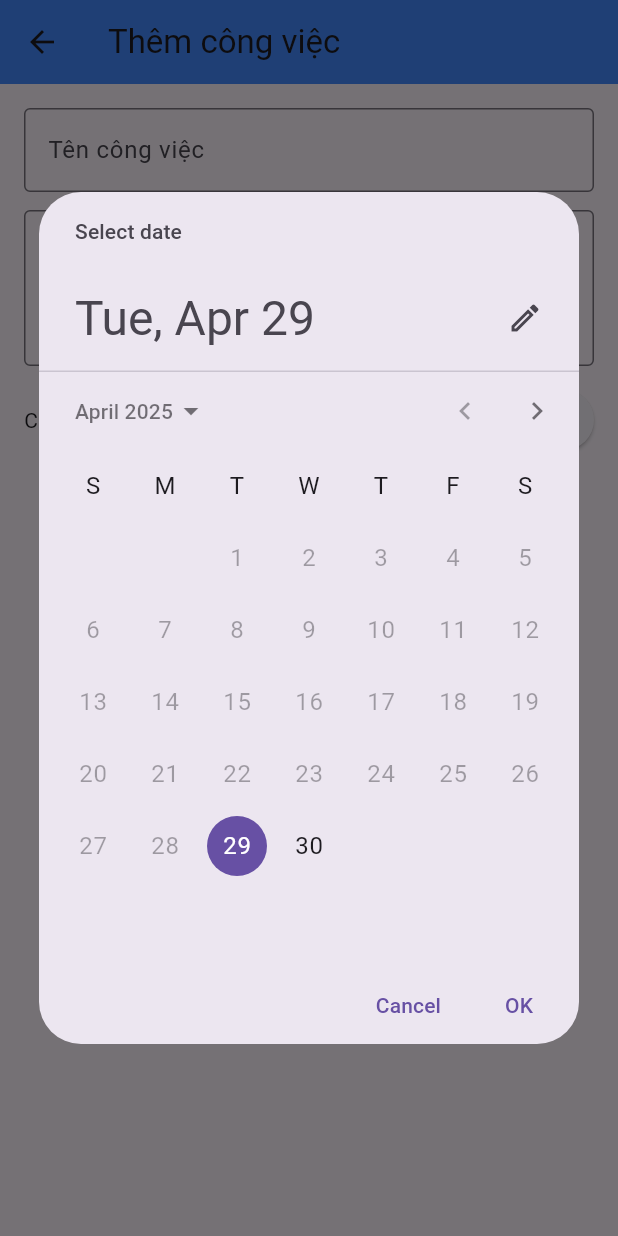
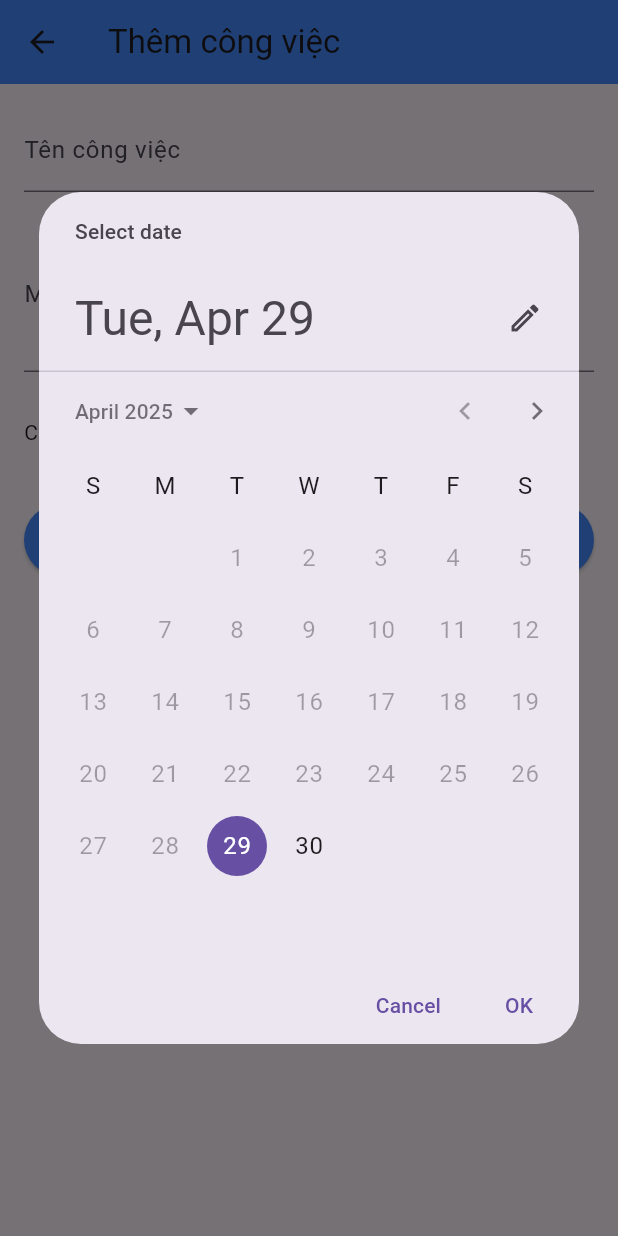
Before and after one commit to HoaiTruong96/baitaplon, a Flutter app: the AddTaskPage screen opened directly, after a tap on "Chọn thời gian", on a phone screen of 412 x 824 dp. Run offline on Flutter 3.47's test engine with Material 3 defaults, Android fonts, the phone set to English and light mode, and no system bars; our stand-ins replace flutter_local_notifications, supabase_flutter, timezone; accounts and stored records are empty.

Commit message:
chỉnh sửa giao diện, thêm chức năng

```diff
--- a/lib/Task.dart
+++ b/lib/Task.dart
@@ -1,35 +1,36 @@
 class Task {
-  final int? id;
-  final String title;
-  final String? description;
-  final DateTime? dueDateTime;
+  int? id;
+  String title;
+  String? description;
+  DateTime? dueDateTime;
+  bool isCompleted;  // Trường này giúp theo dõi trạng thái hoàn thành
 
   Task({
     this.id,
     required this.title,
     this.description,
     this.dueDateTime,
+    this.isCompleted = false,  // Mặc định là chưa hoàn thành
   });
 
-  // Tạo đối tượng Task từ JSON (map Supabase trả về)
-  factory Task.fromMap(Map<String, dynamic> map) {
+  // Cập nhật phương thức toMap() để lưu trạng thái vào cơ sở dữ liệu
+  Map<String, dynamic> toMap() {
+    return {
+      'title': title,
+      'description': description,
+      'due_date_time': dueDateTime?.toIso8601String(),
+      'is_completed': isCompleted ? 1 : 0,  // Lưu trạng thái isCompleted vào cơ sở dữ liệu
+    };
+  }
+
+  // Phương thức từ cơ sở dữ liệu để tạo Task
+  static Task fromMap(Map<String, dynamic> map) {
     return Task(
-      id: map['id'] as int?,
-      title: map['title'] as String,
-      description: map['description'] as String?,
-      dueDateTime: map['dueDateTime'] != null
-          ? DateTime.parse(map['dueDateTime'])
-          : null,
+      id: map['id'],
+      title: map['title'],
+      description: map['description'],
+      dueDateTime: DateTime.tryParse(map['due_date_time']),
+      isCompleted: map['is_completed'] == 1,  // Đọc trạng thái hoàn thành từ cơ sở dữ liệu
     );
   }
-
-  // Chuyển đối tượng Task thành Map để gửi lên Supabase
-  Map<String, dynamic> toMap() {
-    return {
-      'id': id,
-      'title': title,
-      'description': description,
-      'dueDateTime': dueDateTime?.toIso8601String(),
-    };
-  }
 }
--- a/lib/addtask_page.dart
+++ b/lib/addtask_page.dart
@@ -2,120 +2,122 @@ import 'package:flutter/material.dart';
 import 'Task.dart';
 
 class AddTaskPage extends StatefulWidget {
-  const AddTaskPage({super.key});
+  final Task? existingTask;
+
+  const AddTaskPage({super.key, this.existingTask});
 
   @override
   State<AddTaskPage> createState() => _AddTaskPageState();
 }
 
 class _AddTaskPageState extends State<AddTaskPage> {
+  final _formKey = GlobalKey<FormState>();
   final TextEditingController _titleController = TextEditingController();
   final TextEditingController _descriptionController = TextEditingController();
   DateTime? _selectedDateTime;
 
-  void _pickDateTime() async {
-    final DateTime? date = await showDatePicker(
+  @override
+  void initState() {
+    super.initState();
+    if (widget.existingTask != null) {
+      _titleController.text = widget.existingTask!.title;
+      _descriptionController.text = widget.existingTask!.description ?? '';
+      _selectedDateTime = widget.existingTask!.dueDateTime;
+    }
+  }
+
+  @override
+  void dispose() {
+    _titleController.dispose();
+    _descriptionController.dispose();
+    super.dispose();
+  }
+
+  Future<void> _pickDateTime() async {
+    final date = await showDatePicker(
       context: context,
-      initialDate: DateTime.now().add(const Duration(minutes: 1)),
+      initialDate: _selectedDateTime ?? DateTime.now(),
       firstDate: DateTime.now(),
       lastDate: DateTime(2100),
     );
+    if (date == null) return;
 
-    if (date != null) {
-      final TimeOfDay? time = await showTimePicker(
+    final time = await showTimePicker(
       context: context,
-        initialTime: const TimeOfDay(hour: 8, minute: 0),
+      initialTime: TimeOfDay.fromDateTime(_selectedDateTime ?? DateTime.now()),
     );
+    if (time == null) return;
 
-      if (time != null) {
     setState(() {
-          _selectedDateTime = DateTime(
-            date.year,
-            date.month,
-            date.day,
-            time.hour,
-            time.minute,
-          );
+      _selectedDateTime = DateTime(date.year, date.month, date.day, time.hour, time.minute);
     });
-      }
-    }
   }
 
   void _saveTask() {
-    final title = _titleController.text.trim();
-    final description = _descriptionController.text.trim();
-
-    if (title.isEmpty) {
-      ScaffoldMessenger.of(context).showSnackBar(
-        const SnackBar(content: Text('Vui lòng nhập tên công việc')),
-      );
-      return;
-    }
-
-    final task = Task(
-      title: title,
-      description: description,
+    if (_formKey.currentState!.validate()) {
+      final newTask = Task(
+        id: widget.existingTask?.id,
+        title: _titleController.text.trim(),
+        description: _descriptionController.text.trim(),
         dueDateTime: _selectedDateTime,
       );
-
-    Navigator.pop(context, task);
+      Navigator.pop(context, newTask);
+    }
   }
 
   @override
   Widget build(BuildContext context) {
+    final isEditing = widget.existingTask != null;
+
     return Scaffold(
       appBar: AppBar(
-        title: const Text('Thêm công việc'),
+        title: Text(isEditing ? 'Sửa công việc' : 'Thêm công việc'),
         backgroundColor: Colors.blueAccent,
       ),
       body: Padding(
-        padding: const EdgeInsets.all(16),
+        padding: const EdgeInsets.all(16.0),
+        child: Form(
+          key: _formKey,
           child: Column(
             children: [
-            TextField(
+              TextFormField(
                 controller: _titleController,
-              decoration: const InputDecoration(
-                labelText: 'Tên công việc',
-                border: OutlineInputBorder(),
+                decoration: const InputDecoration(labelText: 'Tên công việc'),
+                validator: (value) =>
+                value == null || value.isEmpty ? 'Vui lòng nhập tên' : null,
               ),
-            ),
-            const SizedBox(height: 12),
-            TextField(
+              const SizedBox(height: 16),
+              TextFormField(
                 controller: _descriptionController,
-              decoration: const InputDecoration(
-                labelText: 'Mô tả',
-                border: OutlineInputBorder(),
-              ),
+                decoration: const InputDecoration(labelText: 'Mô tả'),
                 maxLines: 3,
               ),
-            const SizedBox(height: 12),
+              const SizedBox(height: 16),
               Row(
                 children: [
-                Expanded(
-                  child: Text(
-                    _selectedDateTime != null
-                        ? 'Hạn: ${_selectedDateTime!.toLocal()}'.split('.')[0]
-                        : 'Chưa chọn hạn',
+                  Text(
+                    _selectedDateTime == null
+                        ? 'Chưa chọn thời gian'
+                        : 'Hạn: ${_selectedDateTime!.toLocal()}'.split('.')[0],
                   ),
-                ),
-                ElevatedButton(
+                  const Spacer(),
+                  TextButton(
                     onPressed: _pickDateTime,
                     child: const Text('Chọn thời gian'),
                   ),
                 ],
               ),
-            const SizedBox(height: 20),
-            ElevatedButton.icon(
+              const SizedBox(height: 24),
+              ElevatedButton(
                 onPressed: _saveTask,
-              icon: const Icon(Icons.save),
-              label: const Text('Lưu'),
                 style: ElevatedButton.styleFrom(
                   backgroundColor: Colors.blueAccent,
-                foregroundColor: Colors.white,
-                padding: const EdgeInsets.symmetric(horizontal: 24, vertical: 12),
+                  minimumSize: const Size(double.infinity, 48),
                 ),
+                child: Text(isEditing ? 'Cập nhật' : 'Thêm'),
               ),
             ],
+          ),
         ),
       ),
     );
```
Also changed, not shown: lib/database_helper.dart (+46 -7 lines), lib/homepage.dart (+90 -35 lines). Lines whose indentation alone changed are shown as unchanged.
